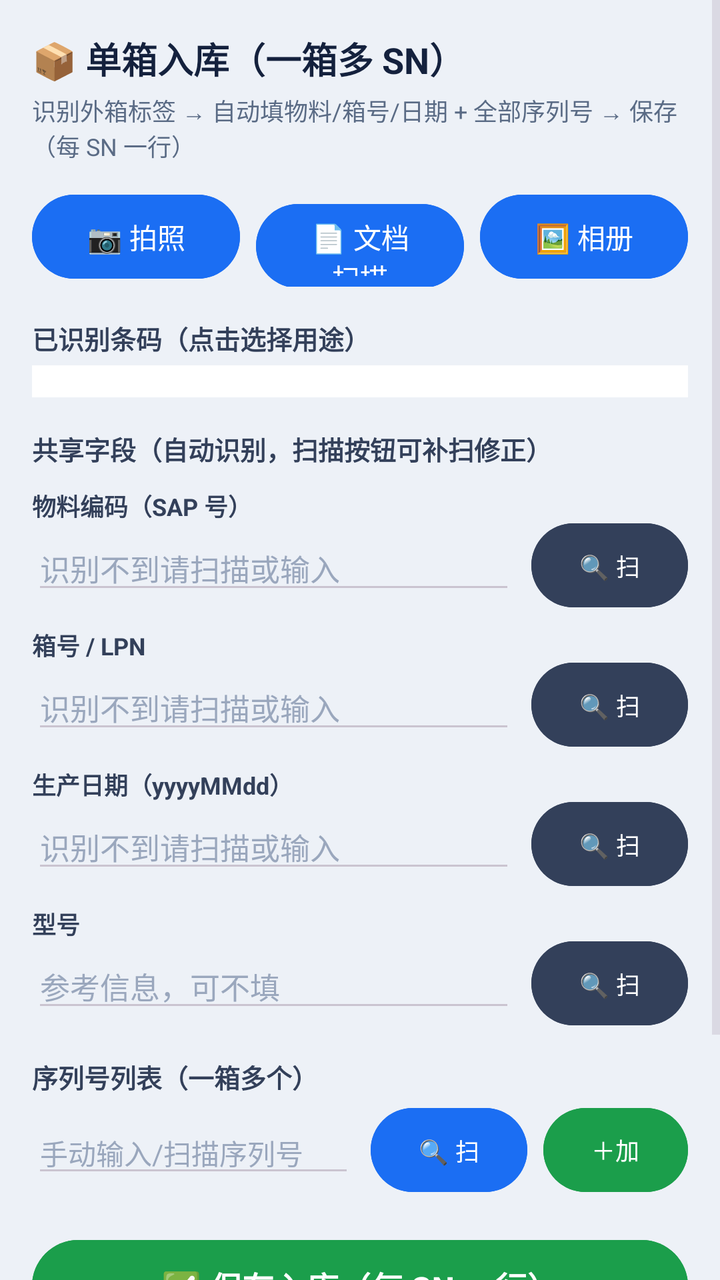
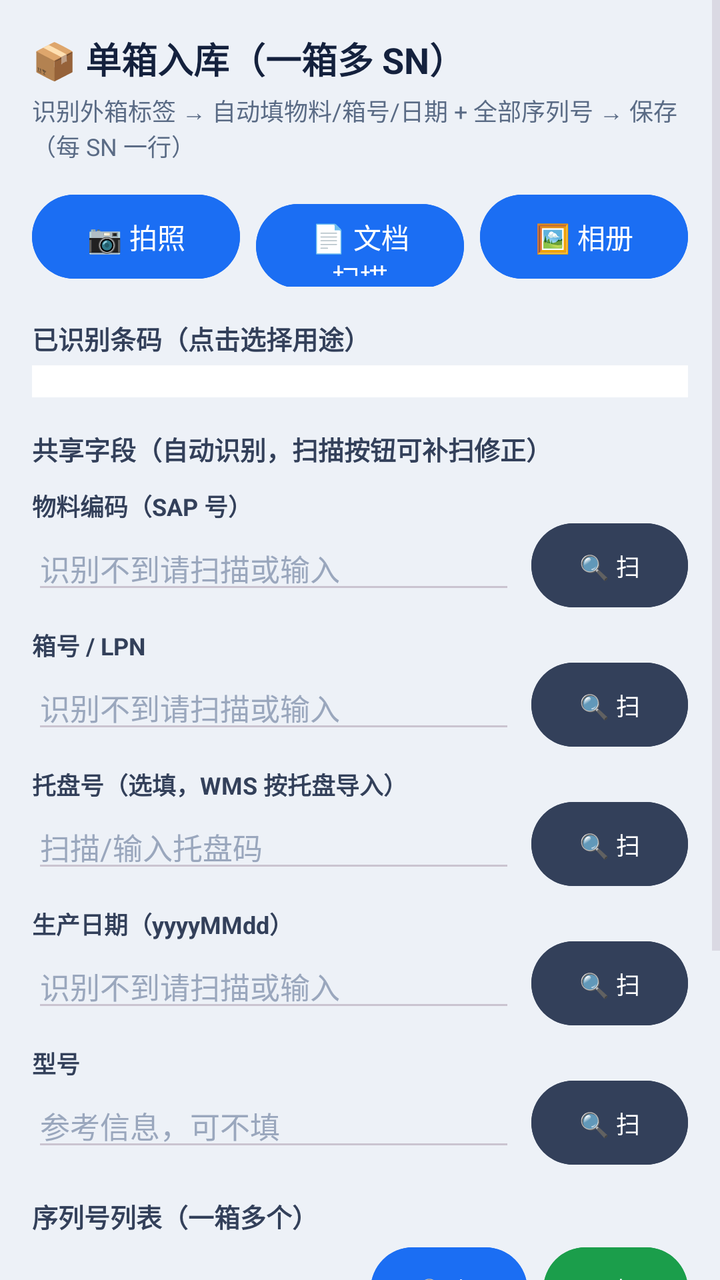

An Android layout rendered at two revisions. The XML below is the earlier revision; the diff shows what the commit changed to produce the second picture.
<!-- AndroidManifest.xml: application theme Theme.LabelScanner -->
<!-- res/layout/activity_single_box.xml -->
<?xml version="1.0" encoding="utf-8"?>
<ScrollView xmlns:android="http://schemas.android.com/apk/res/android"
    android:layout_width="match_parent"
    android:layout_height="match_parent"
    android:background="#EDF1F7"
    android:fillViewport="true">

    <LinearLayout
        android:layout_width="match_parent"
        android:layout_height="wrap_content"
        android:orientation="vertical"
        android:padding="16dp">

        <TextView
            android:layout_width="match_parent"
            android:layout_height="wrap_content"
            android:text="📦 单箱入库（一箱多 SN）"
            android:textSize="18sp"
            android:textStyle="bold"
            android:textColor="#14213D" />

        <TextView
            android:layout_width="match_parent"
            android:layout_height="wrap_content"
            android:layout_marginTop="4dp"
            android:text="识别外箱标签 → 自动填物料/箱号/日期 + 全部序列号 → 保存（每 SN 一行）"
            android:textSize="12sp"
            android:textColor="#5A6B85" />

        
        <LinearLayout
            android:layout_width="match_parent"
            android:layout_height="wrap_content"
            android:layout_marginTop="12dp"
            android:orientation="horizontal">

            <Button
                android:id="@+id/btnTakePhoto"
                android:layout_width="0dp"
                android:layout_height="50dp"
                android:layout_weight="1"
                android:backgroundTint="#1B6EF3"
                android:text="📷 拍照"
                android:textColor="#FFFFFF"
                android:textSize="14sp" />

            <Button
                android:id="@+id/btnScanDoc"
                android:layout_width="0dp"
                android:layout_height="50dp"
                android:layout_weight="1"
                android:layout_marginStart="8dp"
                android:backgroundTint="#1B6EF3"
                android:text="📄 文档扫描"
                android:textColor="#FFFFFF"
                android:textSize="14sp" />

            <Button
                android:id="@+id/btnPickGallery"
                android:layout_width="0dp"
                android:layout_height="50dp"
                android:layout_weight="1"
                android:layout_marginStart="8dp"
                android:backgroundTint="#1B6EF3"
                android:text="🖼️ 相册"
                android:textColor="#FFFFFF"
                android:textSize="14sp" />
        </LinearLayout>

        
        <TextView
            android:layout_width="match_parent"
            android:layout_height="wrap_content"
            android:layout_marginTop="16dp"
            android:text="已识别条码（点击选择用途）"
            android:textSize="13sp"
            android:textStyle="bold"
            android:textColor="#33405A" />

        <LinearLayout
            android:id="@+id/llCodeCandidates"
            android:layout_width="match_parent"
            android:layout_height="wrap_content"
            android:layout_marginTop="4dp"
            android:orientation="vertical"
            android:background="#FFFFFF"
            android:padding="8dp" />

        
        <TextView
            android:layout_width="match_parent"
            android:layout_height="wrap_content"
            android:layout_marginTop="16dp"
            android:text="共享字段（自动识别，扫描按钮可补扫修正）"
            android:textSize="13sp"
            android:textStyle="bold"
            android:textColor="#33405A" />

        <TextView
            android:layout_width="match_parent"
            android:layout_height="wrap_content"
            android:layout_marginTop="10dp"
            android:text="物料编码（SAP 号）"
            android:textSize="12sp"
            android:textStyle="bold"
            android:textColor="#33405A" />

        <LinearLayout
            android:layout_width="match_parent"
            android:layout_height="wrap_content"
            android:orientation="horizontal"
            android:gravity="center_vertical">

            <EditText
                android:id="@+id/etMaterial"
                android:layout_width="0dp"
                android:layout_height="wrap_content"
                android:layout_weight="1"
                android:hint="识别不到请扫描或输入"
                android:textSize="15sp"
                android:textColor="#14213D"
                android:textColorHint="#9AA7BD"
                android:inputType="text" />

            <Button
                android:id="@+id/btnScanMaterial"
                android:layout_width="wrap_content"
                android:layout_height="42dp"
                android:layout_marginStart="8dp"
                android:backgroundTint="#33405A"
                android:text="🔍 扫"
                android:textColor="#FFFFFF"
                android:textSize="12sp"
                android:minWidth="64dp"
                android:insetTop="0dp"
                android:insetBottom="0dp" />
        </LinearLayout>

        <TextView
            android:layout_width="match_parent"
            android:layout_height="wrap_content"
            android:layout_marginTop="10dp"
            android:text="箱号 / LPN"
            android:textSize="12sp"
            android:textStyle="bold"
            android:textColor="#33405A" />

        <LinearLayout
            android:layout_width="match_parent"
            android:layout_height="wrap_content"
            android:orientation="horizontal"
            android:gravity="center_vertical">

            <EditText
                android:id="@+id/etBox"
                android:layout_width="0dp"
                android:layout_height="wrap_content"
                android:layout_weight="1"
                android:hint="识别不到请扫描或输入"
                android:textSize="15sp"
                android:textColor="#14213D"
                android:textColorHint="#9AA7BD"
                android:inputType="text" />

            <Button
                android:id="@+id/btnScanBox"
                android:layout_width="wrap_content"
                android:layout_height="42dp"
                android:layout_marginStart="8dp"
                android:backgroundTint="#33405A"
                android:text="🔍 扫"
                android:textColor="#FFFFFF"
                android:textSize="12sp"
                android:minWidth="64dp"
                android:insetTop="0dp"
                android:insetBottom="0dp" />
        </LinearLayout>

        <TextView
            android:layout_width="match_parent"
            android:layout_height="wrap_content"
            android:layout_marginTop="10dp"
            android:text="生产日期（yyyyMMdd）"
            android:textSize="12sp"
            android:textStyle="bold"
            android:textColor="#33405A" />

        <LinearLayout
            android:layout_width="match_parent"
            android:layout_height="wrap_content"
            android:orientation="horizontal"
            android:gravity="center_vertical">

            <EditText
                android:id="@+id/etDate"
                android:layout_width="0dp"
                android:layout_height="wrap_content"
                android:layout_weight="1"
                android:hint="识别不到请扫描或输入"
                android:textSize="15sp"
                android:textColor="#14213D"
                android:textColorHint="#9AA7BD"
                android:inputType="date" />

            <Button
                android:id="@+id/btnScanDate"
                android:layout_width="wrap_content"
                android:layout_height="42dp"
                android:layout_marginStart="8dp"
                android:backgroundTint="#33405A"
                android:text="🔍 扫"
                android:textColor="#FFFFFF"
                android:textSize="12sp"
                android:minWidth="64dp"
                android:insetTop="0dp"
                android:insetBottom="0dp" />
        </LinearLayout>

        <TextView
            android:layout_width="match_parent"
            android:layout_height="wrap_content"
            android:layout_marginTop="10dp"
            android:text="型号"
            android:textSize="12sp"
            android:textStyle="bold"
            android:textColor="#33405A" />

        <LinearLayout
            android:layout_width="match_parent"
            android:layout_height="wrap_content"
            android:orientation="horizontal"
            android:gravity="center_vertical">

            <EditText
                android:id="@+id/etModel"
                android:layout_width="0dp"
                android:layout_height="wrap_content"
                android:layout_weight="1"
                android:hint="参考信息，可不填"
                android:textSize="15sp"
                android:textColor="#14213D"
                android:textColorHint="#9AA7BD"
                android:inputType="text" />

            <Button
                android:id="@+id/btnScanModel"
                android:layout_width="wrap_content"
                android:layout_height="42dp"
                android:layout_marginStart="8dp"
                android:backgroundTint="#33405A"
                android:text="🔍 扫"
                android:textColor="#FFFFFF"
                android:textSize="12sp"
                android:minWidth="64dp"
                android:insetTop="0dp"
                android:insetBottom="0dp" />
        </LinearLayout>

        
        <TextView
            android:layout_width="match_parent"
            android:layout_height="wrap_content"
            android:layout_marginTop="16dp"
            android:text="序列号列表（一箱多个）"
            android:textSize="13sp"
            android:textStyle="bold"
            android:textColor="#33405A" />

        <LinearLayout
            android:layout_width="match_parent"
            android:layout_height="wrap_content"
            android:layout_marginTop="6dp"
            android:orientation="horizontal"
            android:gravity="center_vertical">

            <EditText
                android:id="@+id/etManualSn"
                android:layout_width="0dp"
                android:layout_height="wrap_content"
                android:layout_weight="1"
                android:hint="手动输入/扫描序列号"
                android:textSize="14sp"
                android:textColor="#14213D"
                android:textColorHint="#9AA7BD"
                android:inputType="text" />

            <Button
                android:id="@+id/btnScanSn"
                android:layout_width="wrap_content"
                android:layout_height="42dp"
                android:layout_marginStart="8dp"
                android:backgroundTint="#1B6EF3"
                android:text="🔍 扫"
                android:textColor="#FFFFFF"
                android:textSize="12sp"
                android:minWidth="64dp"
                android:insetTop="0dp"
                android:insetBottom="0dp" />

            <Button
                android:id="@+id/btnAddSn"
                android:layout_width="wrap_content"
                android:layout_height="42dp"
                android:layout_marginStart="8dp"
                android:backgroundTint="#1B9E4B"
                android:text="＋加"
                android:textColor="#FFFFFF"
                android:textSize="12sp"
                android:minWidth="64dp"
                android:insetTop="0dp"
                android:insetBottom="0dp" />
        </LinearLayout>

        <LinearLayout
            android:id="@+id/llSnList"
            android:layout_width="match_parent"
            android:layout_height="wrap_content"
            android:layout_marginTop="4dp"
            android:orientation="vertical" />

        
        <Button
            android:id="@+id/btnSaveBox"
            android:layout_width="match_parent"
            android:layout_height="54dp"
            android:layout_marginTop="16dp"
            android:backgroundTint="#1B9E4B"
            android:text="✅ 保存入库（每 SN 一行）"
            android:textColor="#FFFFFF"
            android:textSize="16sp"
            android:textStyle="bold" />

        <Button
            android:id="@+id/btnResetBox"
            android:layout_width="match_parent"
            android:layout_height="46dp"
            android:layout_marginTop="8dp"
            android:backgroundTint="#F2F4F8"
            android:text="🔄 清空，下一箱"
            android:textColor="#33405A"
            android:textSize="14sp" />

        <TextView
            android:id="@+id/tvBoxStatus"
            android:layout_width="match_parent"
            android:layout_height="wrap_content"
            android:layout_marginTop="12dp"
            android:text=""
            android:textSize="13sp"
            android:textColor="#1B6EF3"
            android:minHeight="40dp" />

    </LinearLayout>
</ScrollView>
<!-- resources referenced by this layout -->
<resources>
  <style name="Theme.LabelScanner" parent="Theme.Material3.Dark.NoActionBar">
          <item name="android:statusBarColor">@android:color/transparent</item>
          <item name="android:navigationBarColor">@android:color/transparent</item>
          <item name="android:windowDrawsSystemBarBackgrounds">true</item>
          <item name="android:windowLightStatusBar">false</item>
          <item name="android:windowLightNavigationBar">false</item>
      </style>
</resources>

<!-- the commit's change to res/layout/activity_single_box.xml (unified diff, before → after) -->
@@ -164,6 +164,46 @@
 
             <Button
                 android:id="@+id/btnScanBox"
+                android:layout_width="wrap_content"
+                android:layout_height="42dp"
+                android:layout_marginStart="8dp"
+                android:backgroundTint="#33405A"
+                android:text="🔍 扫"
+                android:textColor="#FFFFFF"
+                android:textSize="12sp"
+                android:minWidth="64dp"
+                android:insetTop="0dp"
+                android:insetBottom="0dp" />
+        </LinearLayout>
+
+        <TextView
+            android:layout_width="match_parent"
+            android:layout_height="wrap_content"
+            android:layout_marginTop="10dp"
+            android:text="托盘号（选填，WMS 按托盘导入）"
+            android:textSize="12sp"
+            android:textStyle="bold"
+            android:textColor="#33405A" />
+
+        <LinearLayout
+            android:layout_width="match_parent"
+            android:layout_height="wrap_content"
+            android:orientation="horizontal"
+            android:gravity="center_vertical">
+
+            <EditText
+                android:id="@+id/etTrayCode"
+                android:layout_width="0dp"
+                android:layout_height="wrap_content"
+                android:layout_weight="1"
+                android:hint="扫描/输入托盘码"
+                android:textSize="15sp"
+                android:textColor="#14213D"
+                android:textColorHint="#9AA7BD"
+                android:inputType="text" />
+
+            <Button
+                android:id="@+id/btnScanTrayCode"
                 android:layout_width="wrap_content"
                 android:layout_height="42dp"
                 android:layout_marginStart="8dp"
